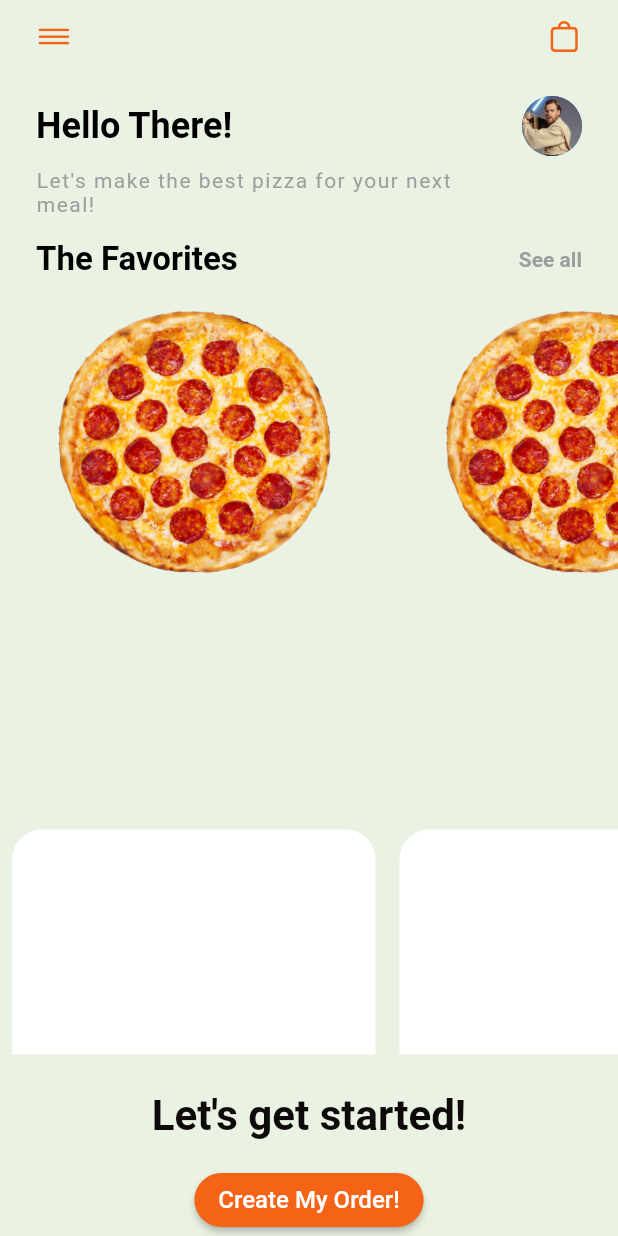
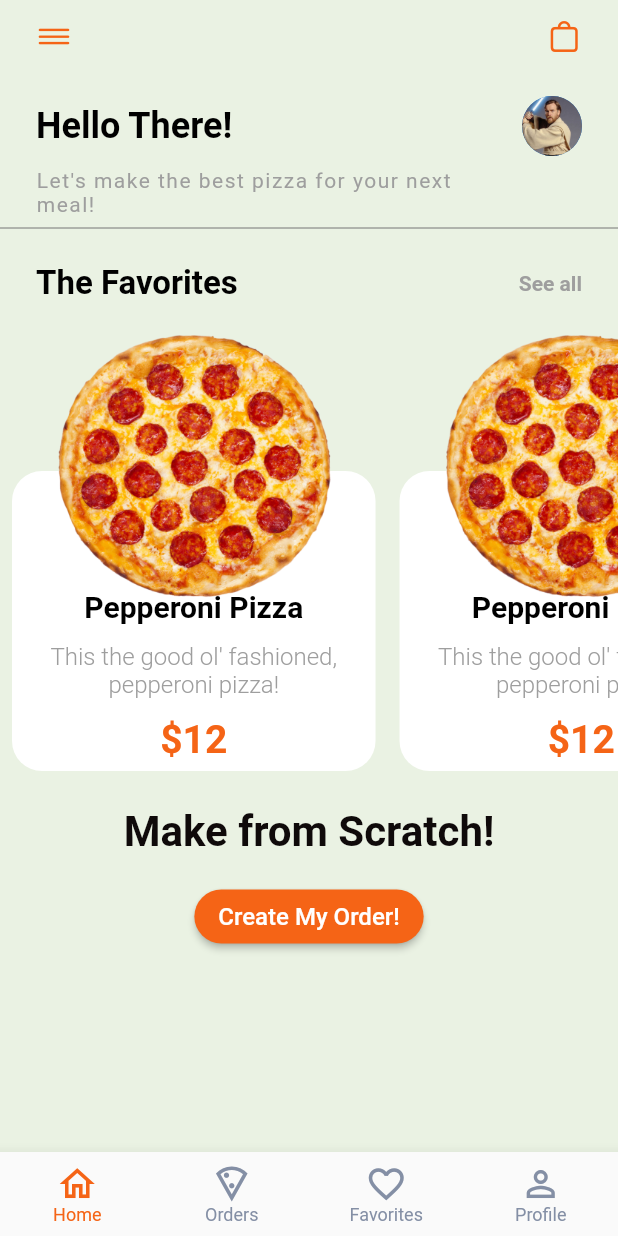
Before and after one commit to mjhamm/pizza_order_flutter, a Flutter app: the screen it shows after launch, on a phone screen of 412 x 824 dp. Run offline on Flutter 3.47's test engine with Material 2 defaults, Android fonts, the phone set to English and light mode, and no system bars.

Commit message:
favorite item updates

```diff
--- a/lib/favorites_item.dart
+++ b/lib/favorites_item.dart
@@ -21,10 +21,49 @@ class FavoritesItem extends StatelessWidget {
             Align(
               alignment: Alignment.bottomCenter,
               child: Container(
-                height: 150,
+                height: 200,
+                width: double.infinity,
                 decoration: BoxDecoration(
                   color: Colors.white,
-                  borderRadius: BorderRadius.only(topLeft: Radius.circular(20), topRight: Radius.circular(20))
+                  borderRadius: BorderRadius.circular(20)
+                ),
+                child: Column(
+                  mainAxisAlignment: MainAxisAlignment.end,
+                  crossAxisAlignment: CrossAxisAlignment.center,
+                  mainAxisSize: MainAxisSize.max,
+                  children: [
+                    Text(
+                      favoriteName,
+                      style: TextStyle(
+                        color: Colors.black,
+                        fontSize: 20,
+                        fontWeight: FontWeight.bold
+                      ),
+                    ),
+                    Padding(
+                      padding: const EdgeInsets.only(top: 12.0),
+                      child: Text(
+                        'This the good ol\' fashioned, pepperoni pizza!',
+                        textAlign: TextAlign.center,
+                        style: TextStyle(
+                          color: Colors.grey,
+                          fontSize: 16,
+                          fontWeight: FontWeight.w300
+                        ),
+                      ),
+                    ),
+                    Padding(
+                      padding: const EdgeInsets.only(top: 12.0, bottom: 6.0),
+                      child: Text(
+                        '\$$price',
+                        style: TextStyle(
+                          color: CustomColors.orange,
+                          fontSize: 26,
+                          fontWeight: FontWeight.bold
+                        ),
+                      ),
+                    )
+                  ],
                 ),
               ),
             ),
--- a/lib/start_screen.dart
+++ b/lib/start_screen.dart
@@ -4,7 +4,15 @@ import 'package:flutter/services.dart';
 import 'package:pizza_app/custom_colors.dart';
 import 'package:pizza_app/favorites_item.dart';
 
-class StartScreen extends StatelessWidget {
+class StartScreen extends StatefulWidget {
+  @override
+  _StartScreenState createState() => _StartScreenState();
+}
+
+class _StartScreenState extends State<StartScreen> {
+
+  int _currentIndex = 0;
+
   @override
   Widget build(BuildContext context) {
     return AnnotatedRegion<SystemUiOverlayStyle>(
@@ -13,6 +21,40 @@ class StartScreen extends StatelessWidget {
       ),
       child: SafeArea(
         child: Scaffold(
+          bottomNavigationBar: BottomNavigationBar(
+            currentIndex: _currentIndex,
+            onTap: (int index) {
+              setState(() {
+                _currentIndex = index;
+              });
+            },
+            iconSize: 28,
+            unselectedFontSize: 12,
+            selectedFontSize: 12,
+            type: BottomNavigationBarType.fixed,
+            selectedItemColor: CustomColors.orange,
+            showSelectedLabels: true,
+            unselectedItemColor: CustomColors.grey,
+            showUnselectedLabels: true,
+            items: [
+              BottomNavigationBarItem(
+                icon: Icon(Icons.home_outlined),
+                label: 'Home'
+              ),
+              BottomNavigationBarItem(
+                icon: Icon(Icons.local_pizza_outlined),
+                label: 'Orders'
+              ),
+              BottomNavigationBarItem(
+                icon: Icon(Icons.favorite_border_outlined),
+                label: 'Favorites'
+              ),
+              BottomNavigationBarItem(
+                icon: Icon(Icons.person_outline),
+                label: 'Profile'
+              )
+            ],
+          ),
           backgroundColor: CustomColors.ivory,
           body: Column(
             children: [
@@ -66,6 +108,9 @@ class StartScreen extends StatelessWidget {
                   ),
                 ),
               ),
+              Divider(
+                color: Colors.grey[600],
+              ),
               Padding(
                 padding: const EdgeInsets.only(top: 16.0, left: 24.0, right: 24.0),
                 child: Row(
@@ -93,13 +138,14 @@ class StartScreen extends StatelessWidget {
                   ],
                 ),
               ),
-              Expanded(
+              Container(
+                height: 320,
                 child: ListView.builder(
                   addRepaintBoundaries: false,
                   scrollDirection: Axis.horizontal,
                   itemCount: 6,
                   itemBuilder: (context, index) {
-                    return FavoritesItem(favoriteName: 'Cheese Pizza', image: 'assets/images/pizza.png', price: 12,);
+                    return FavoritesItem(favoriteName: 'Pepperoni Pizza', image: 'assets/images/pizza.png', price: 12,);
                   }
                 ),
               ),
@@ -108,7 +154,7 @@ class StartScreen extends StatelessWidget {
                 child: Align(
                   alignment: Alignment.center,
                   child: Text(
-                    'Let\'s get started!',
+                    'Make from Scratch!',
                     style: TextStyle(
                       color: CustomColors.smokey,
                       fontSize: 28,
```
